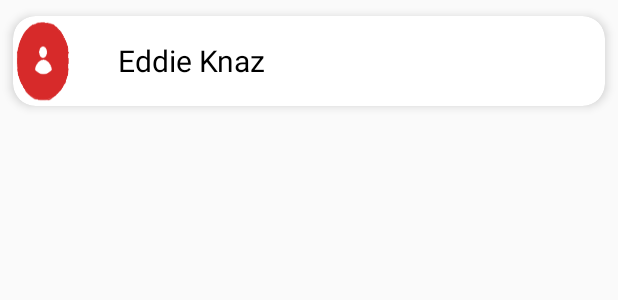
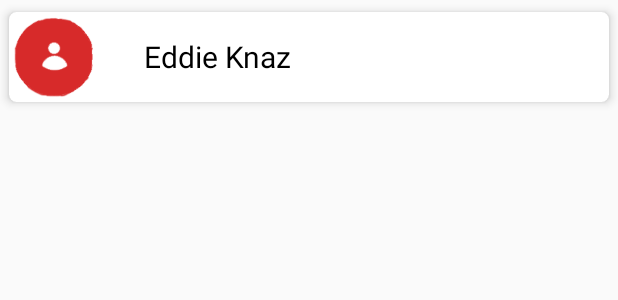
Before and after one commit to Theeddiem/DoggieWalker, an Android app: the layout messenger_row_layout.xml on its own in the app's theme, with its tools: preview values and no code run, on a phone screen of 412 x 824 dp. Shown: the top 300 px of the screen. Run offline under Robolectric (Android 15) with nearby library versions, the phone set to English and light mode, and no system bars.

Commit message:
little desgin fixes

```diff
--- a/app/src/main/res/layout/messenger_row_layout.xml
+++ b/app/src/main/res/layout/messenger_row_layout.xml
@@ -4,16 +4,17 @@
     android:layout_height="wrap_content"
     xmlns:app="http://schemas.android.com/apk/res-auto"
     app:cardElevation="4dp"
-    app:cardCornerRadius="15dp"
+    app:cardCornerRadius="5dp"
     app:cardUseCompatPadding="true"
     >
     <LinearLayout
         android:layout_width="match_parent"
         android:layout_height="wrap_content">
-        <ImageView
-            android:layout_width="40dp"
+        <de.hdodenhof.circleimageview.CircleImageView
+            android:layout_width="60dp"
             android:layout_height="60dp"
-            android:scaleType="fitXY"
+            app:civ_border_width="2dp"
+            app:civ_border_color="#ffffff"
             android:src="@drawable/defaultcontact"
             android:id="@+id/messenger_prophoto_row"
             android:layout_marginRight="30dp"/>
--- a/app/src/main/res/layout/signout_fragment.xml
+++ b/app/src/main/res/layout/signout_fragment.xml
@@ -9,7 +9,7 @@
 
         android:layout_width="match_parent"
         android:layout_height="wrap_content"
-        android:text="Allready sign in as: "
+        android:text="Already sign in as: "
         android:textSize="55sp"
         android:gravity="center"
         android:layout_marginTop="?attr/actionBarSize"
@@ -17,7 +17,7 @@
         android:id="@+id/signout_as_tv"
         />
 
-    <ImageView
+    <de.hdodenhof.circleimageview.CircleImageView
         android:layout_width="match_parent"
         android:layout_height="wrap_content"
         android:layout_below="@id/signout_as_tv"
```
Also changed, not shown: app/src/main/res/drawable/circle_shape_for_chat.xml (deleted, +0 -11 lines), app/src/main/res/layout/chatwindow_fragmnet.xml (+5 -3 lines), app/src/main/res/layout/messenger_fragment.xml (+9 -2 lines).
